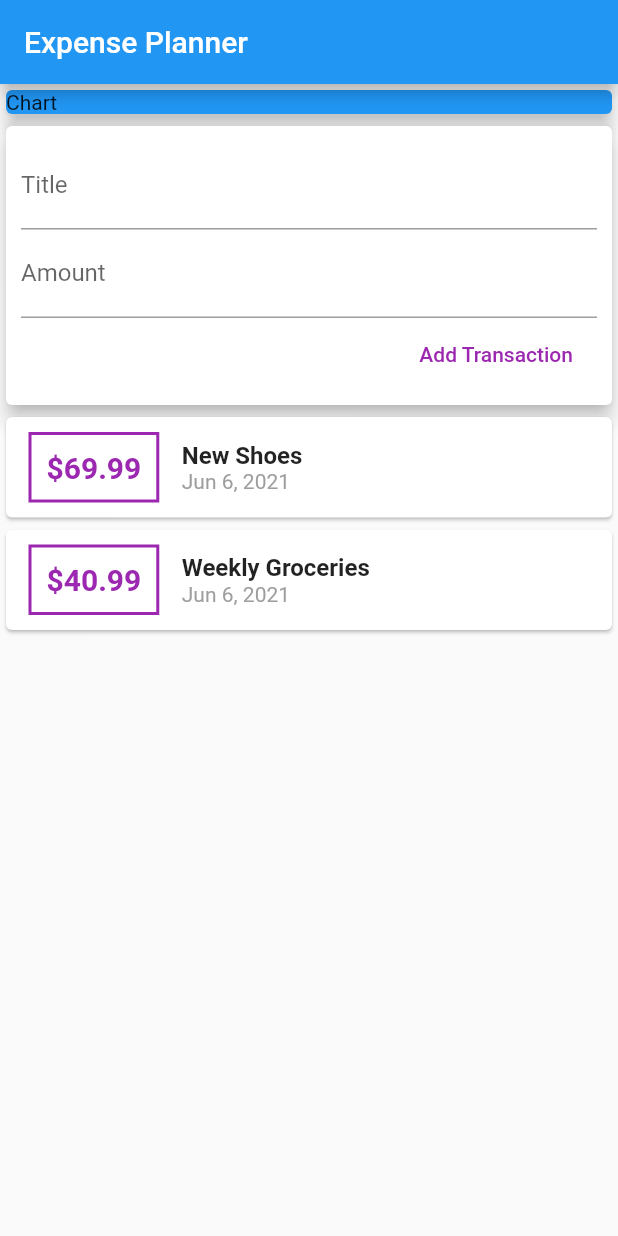
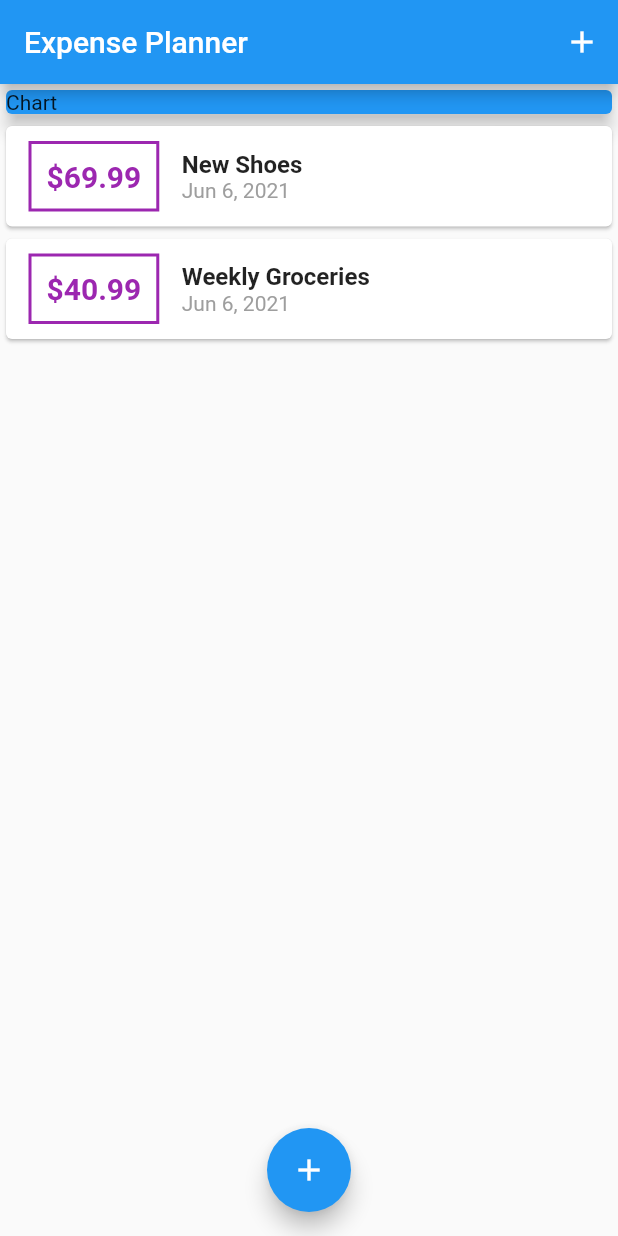
Before and after one commit to edwin4400/flutter_projects, a Flutter app: the screen it shows after launch, on a phone screen of 412 x 824 dp. Run offline on Flutter 3.47's test engine with Material 2 defaults, Android fonts, the phone set to English and light mode, and no system bars.

Commit message:
creating separate widgets, separation of concerns

```diff
--- a/expense_planner/lib/main.dart
+++ b/expense_planner/lib/main.dart
@@ -1,5 +1,7 @@
-import '../widgets/user_transaction.dart';
+import 'package:expense_planner/widgets/new_transaction.dart';
 import 'package:flutter/material.dart';
+import 'models/transaction.dart';
+import 'widgets/transaction_list.dart';
 
 void main() => runApp(MyApp());
 
@@ -13,12 +15,67 @@ class MyApp extends StatelessWidget {
   }
 }
 
-class MyHomePage extends StatelessWidget {
+class MyHomePage extends StatefulWidget {
+  @override
+  _MyHomePageState createState() => _MyHomePageState();
+}
+
+class _MyHomePageState extends State<MyHomePage> {
+  final List<Transaction> _userTransactions = [
+    Transaction(
+      id: 't1',
+      title: 'New Shoes',
+      amount: 69.99,
+      date: DateTime.now(),
+    ),
+    Transaction(
+      id: 't2',
+      title: 'Weekly Groceries',
+      amount: 40.99,
+      date: DateTime.now(),
+    )
+  ];
+
+  void _addNewTransaction(String txTitle, double txAmount) {
+    //this is private cannot be accessed
+    final newTx = Transaction(
+      title: txTitle,
+      amount: txAmount,
+      date: DateTime.now(),
+      id: DateTime.now().toString(),
+    );
+
+    setState(() {
+      _userTransactions.add(newTx);
+    });
+  }
+
+  void _startAddNewTransaction(ctx) {
+    showModalBottomSheet(
+      context: ctx,
+      builder: (_) {
+        return GestureDetector(
+          child: NewTransaction(_addNewTransaction),
+          onTap: () {}, // so if accidentally tap sheet will not disappear
+          behavior: HitTestBehavior.opaque, //make it opaque
+        );
+      },
+    );
+  }
+
   @override
   Widget build(BuildContext context) {
     return Scaffold(
       appBar: AppBar(
         title: Text('Expense Planner'),
+        actions: <Widget>[
+          IconButton(
+            icon: Icon(Icons.add),
+            onPressed: () {
+              _startAddNewTransaction(context);
+            },
+          ),
+        ],
       ),
       body: SingleChildScrollView(
         child: Column(
@@ -33,9 +90,19 @@ class MyHomePage extends StatelessWidget {
                 elevation: 5,
               ),
             ),
-              UserTransactions(),
+            TransactionList(_userTransactions),
           ],
         ),
-        ));
+      ),
+      floatingActionButtonLocation: FloatingActionButtonLocation.centerFloat,
+      floatingActionButton: FloatingActionButton(
+        child: IconButton(
+          icon: Icon(Icons.add),
+          onPressed: () {
+            _startAddNewTransaction(context);
+          },
+        ),
+      ),
+    );
   }
 }
--- a/expense_planner/lib/widgets/user_transaction.dart
+++ /dev/null
@@ -1,50 +0,0 @@
-import 'package:expense_planner/models/transaction.dart';
-import 'package:flutter/material.dart';
-import 'new_transaction.dart';
-import 'transaction_list.dart';
-
-class UserTransactions extends StatefulWidget {
-  @override
-  _UserTransactionsState createState() => _UserTransactionsState();
-}
-
-class _UserTransactionsState extends State<UserTransactions> {
-  final List<Transaction> _userTransactions = [
-    Transaction(
-      id: 't1',
-      title: 'New Shoes',
-      amount: 69.99,
-      date: DateTime.now(),
-    ),
-    Transaction(
-      id: 't2',
-      title: 'Weekly Groceries',
-      amount: 40.99,
-      date: DateTime.now(),
-    )
-  ];
-
-  void _addNewTransaction(String txTitle, double txAmount) {
-    //this is private cannot be accessed
-    final newTx = Transaction(
-      title: txTitle,
-      amount: txAmount,
-      date: DateTime.now(),
-      id: DateTime.now().toString(),
-    );
-
-    setState(() {
-      _userTransactions.add(newTx);
-    });
-  }
-
-  @override
-  Widget build(BuildContext context) {
-    return Column(
-      children: <Widget>[
-        NewTransaction(_addNewTransaction),
-        TransactionList(_userTransactions),
-      ],
-    );
-  }
-}
```
Also changed, not shown: expense_planner/lib/widgets/new_transaction.dart (+16 -5 lines). Lines whose indentation alone changed are shown as unchanged.
